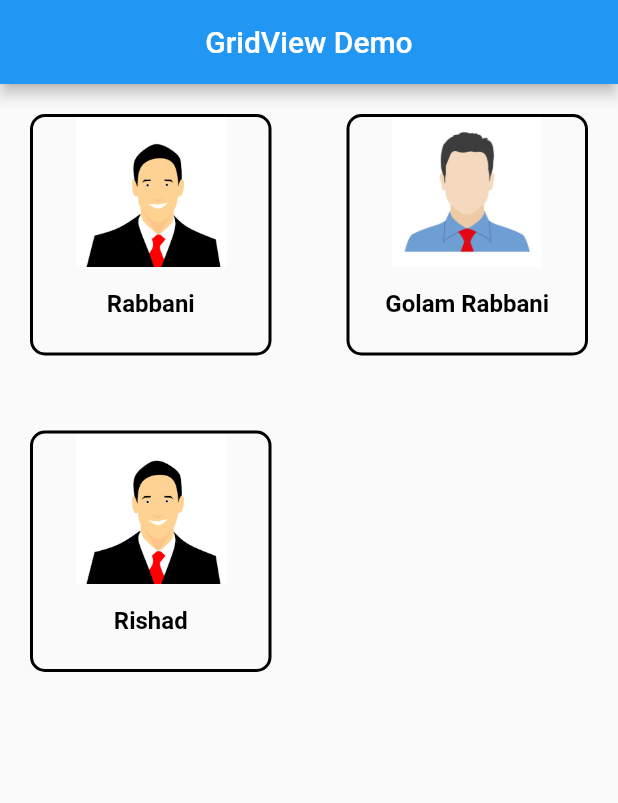
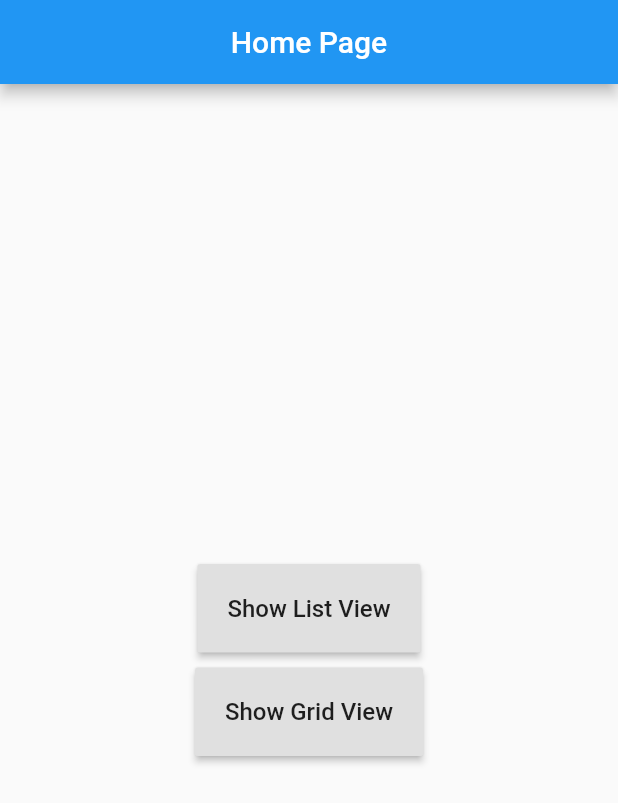
Before and after one commit to gr-rishad/flutter_gridView_listView, a Flutter app: the screen it shows after launch, on a phone screen of 412 x 824 dp. Shown: the top 803 px of the screen. Run offline on Flutter 3.47's test engine with Material 2 defaults, Android fonts, the phone set to English and light mode, and no system bars.

```diff
--- a/lib/main.dart
+++ b/lib/main.dart
@@ -1,6 +1,10 @@
 import 'package:flutter/material.dart';
 import 'package:grid_view/details.dart';
-import 'package:grid_view/model/person.dart';
+import 'package:grid_view/grid_view.dart';
+
+import 'details.dart';
+import 'list_view.dart';
+import 'list_view.dart';
 
 void main() => runApp(MyApp());
 
@@ -12,6 +16,8 @@ class MyApp extends StatelessWidget {
       home: MyHomePage(),
       routes: {
         Details.routeName: (context) => Details(),
+        ListViewDemo.routeName: (context) => ListViewDemo(),
+        GridViewDemo.routeName: (context) => GridViewDemo(),
       },
     );
   }
@@ -23,72 +29,57 @@ class MyHomePage extends StatefulWidget {
 }
 
 class _MyHomePageState extends State<MyHomePage> {
-  final _scaffoldKey = GlobalKey<ScaffoldState>();
-
   @override
   Widget build(BuildContext context) {
     return Scaffold(
-      key: _scaffoldKey,
       appBar: AppBar(
         title: Center(
-          child: Text('GridView Demo'),
+          child: Text('Home Page'),
         ),
       ),
-      body: GridView.count(
-        crossAxisCount: 2,
-        crossAxisSpacing: 10,
-        mainAxisSpacing: 10,
-        children: List.generate(Person.personList.length, (index) {
-          return GestureDetector(
-            onTap: () {
-              Navigator.of(context).pushNamed(Details.routeName,
-                  arguments: Person.personList[index].id);
-              // Scaffold.of(_scaffoldKey).showSnackBar(SnackBar(
-              //   content: Text(personList.length.toString()),
-              // ));
-           //   _displaySnackbar(context, Person.personList[index].id);
-            },
-            child: Padding(
-              padding: EdgeInsets.all(20),
-              child: Container(
-                decoration: BoxDecoration(
-                  borderRadius: BorderRadius.all(
-                    Radius.circular(10),
-                  ),
-                  border: Border.all(
-                    color: Colors.black,
-                    width: 2.0,
+      body: Center(
+        child: Column(
+          mainAxisAlignment: MainAxisAlignment.center,
+          children: <Widget>[
+            RaisedButton(
+              padding: EdgeInsets.all(20.0),
+              child: Text(
+                'Show List View',
+                style: TextStyle(
+                  fontSize: 16,
                 ),
               ),
-                child: Column(
-                  children: <Widget>[
-                    Container(
-                      height: 100,
-                      child: Image.asset(Person.personList[index].image),
+              onPressed: () {
+                Navigator.push(context,
+                    MaterialPageRoute(builder: (context) => ListViewDemo()));
+              },
             ),
-                    SizedBox(height: 15),
-                    Center(
+            SizedBox(height: 10),
+            RaisedButton(
+              padding: EdgeInsets.all(20.0),
               child: Text(
-                        Person.personList[index].name,
+                'Show Grid View',
                 style: TextStyle(
-                          color: Colors.black,
                   fontSize: 16.0,
-                          fontWeight: FontWeight.bold,
                 ),
               ),
+              onPressed: () => {
+                Navigator.push(
+                  context,
+                  MaterialPageRoute(
+                    builder: (context) => GridViewDemo(),
+                  ),
+                ),
+              },
             )
           ],
         ),
       ),
-            ),
-          );
-        }),
-      ),
     );
   }
 
-  _displaySnackbar(BuildContext context, String id) {
-    final snackBar = SnackBar(content: Text(id));
-    _scaffoldKey.currentState.showSnackBar(snackBar);
+  // _displaySnackbar(BuildContext context, String id) {
+  //   final snackBar = SnackBar(content: Text(id));
+  //   _scaffoldKey.currentState.showSnackBar(snackBar);
+  // }
 }
-}
```
Also changed, not shown: lib/grid_view.dart (added, +69 -0 lines), lib/list_view.dart (added, +77 -0 lines). Lines whose indentation alone changed are shown as unchanged.
